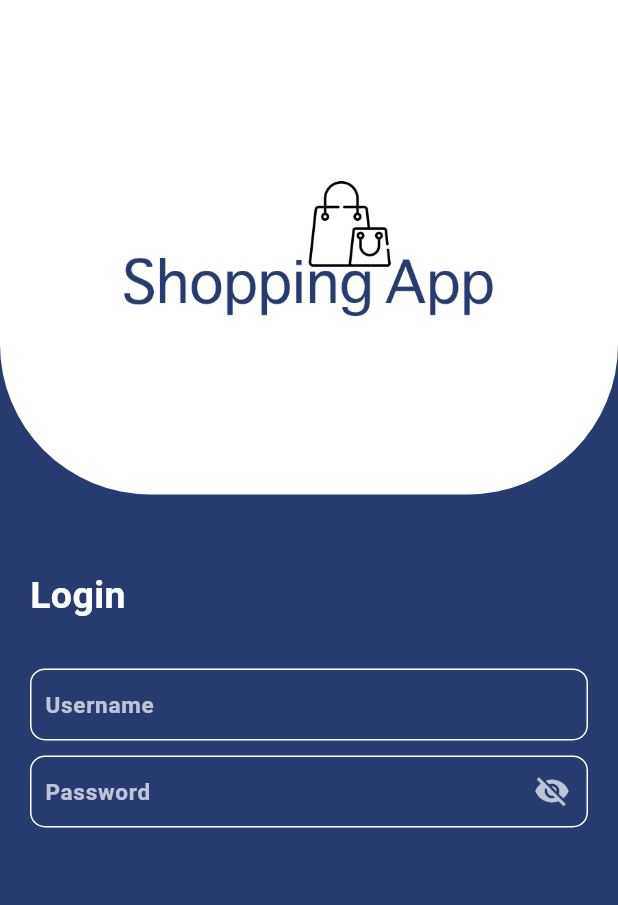
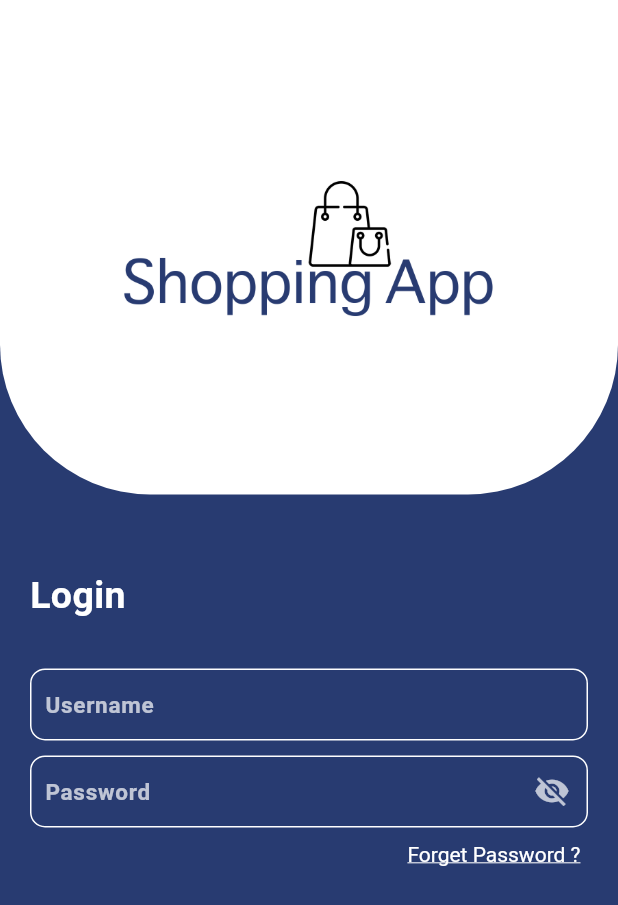
Before and after one commit to chamudithaperera/Flutter-login_register-nodejs, a Flutter app: the screen it shows after launch, on a phone screen of 412 x 824 dp. Shown: the top 905 px of the screen. Run offline on Flutter 3.47's test engine with Material 3 defaults, Android fonts, the phone set to English and light mode, and no system bars; drawn by our look-alikes of snippet_coder_utils.

Commit message:
Update pubspec.yaml to include api_cache_manager dependency, enhance login page with 'Forget Password?' link, and register sqflite_darwin plugin in GeneratedPluginRegistrant.swift.

```diff
--- a/flutter_login_register_nodejs/lib/pages/login_page.dart
+++ b/flutter_login_register_nodejs/lib/pages/login_page.dart
@@ -1,3 +1,4 @@
+import 'package:flutter/gestures.dart';
 import 'package:flutter/material.dart';
 import 'package:snippet_coder_utils/FormHelper.dart';
 import 'package:snippet_coder_utils/ProgressHUD.dart';
@@ -141,6 +142,28 @@ class _LoginPageState extends State<LoginPage> {
               ),
             ),
           ),
+
+          Align(
+            alignment: Alignment.bottomRight,
+            child: Padding(
+              padding: const EdgeInsets.only(right: 25),
+              child: RichText(
+                text: TextSpan(
+                  style: const TextStyle(color: Colors.grey, fontSize: 14.0),
+                  children: <TextSpan>[
+                    TextSpan(
+                      text: 'Forget Password ?',
+                      style: const TextStyle(
+                        color: Colors.white,
+                        decoration: TextDecoration.underline,
+                      ),
+                      recognizer: TapGestureRecognizer()..onTap = () {},
+                    ),
+                  ],
+                ),
+              ),
+            ),
+          ),
         ],
       ),
     );
--- a/flutter_login_register_nodejs/pubspec.yaml
+++ b/flutter_login_register_nodejs/pubspec.yaml
@@ -36,6 +36,7 @@ dependencies:
   # Use with the CupertinoIcons class for iOS style icons.
   cupertino_icons: ^1.0.8
   snippet_coder_utils: ^1.0.15
+  api_cache_manager: ^1.0.2
 
 dev_dependencies:
   flutter_test:
```
Also changed, not shown: flutter_login_register_nodejs/pubspec.lock, 1 other file.
